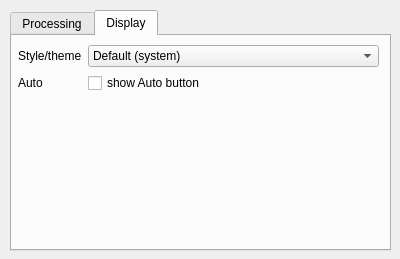
Old version of the form ui/prefsdialog.ui in the repository cseyve/tamanoir.
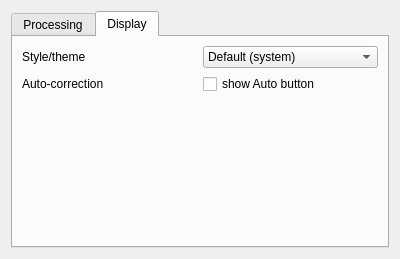
New version of the form. Icons and pictures are not drawn.

Commit message: Fixed bug in preference dialog

The edit to the form file:
```diff
--- a/ui/prefsdialog.ui
+++ b/ui/prefsdialog.ui
@@ -26,15 +26,9 @@
   <property name="modal">
    <bool>false</bool>
   </property>
+  <layout class="QVBoxLayout" name="verticalLayout">
+   <item>
   <widget class="QTabWidget" name="tabWidget">
-   <property name="geometry">
-    <rect>
-     <x>10</x>
-     <y>10</y>
-     <width>381</width>
-     <height>241</height>
-    </rect>
-   </property>
    <property name="currentIndex">
     <number>1</number>
    </property>
@@ -64,19 +58,7 @@
     <attribute name="title">
      <string>Display</string>
     </attribute>
-    <widget class="QWidget" name="formLayoutWidget">
-     <property name="geometry">
-      <rect>
-       <x>6</x>
-       <y>9</y>
-       <width>361</width>
-       <height>191</height>
-      </rect>
-     </property>
-     <layout class="QFormLayout" name="formLayout">
-      <property name="fieldGrowthPolicy">
-       <enum>QFormLayout::AllNonFixedFieldsGrow</enum>
-      </property>
+      <layout class="QGridLayout" name="gridLayout">
       <item row="0" column="0">
        <widget class="QLabel" name="label">
         <property name="text">
@@ -98,14 +80,14 @@
         </item>
        </widget>
       </item>
-      <item row="2" column="0">
+       <item row="1" column="0">
        <widget class="QLabel" name="label_2">
         <property name="text">
-         <string>Auto</string>
+          <string>Auto-correction</string>
         </property>
        </widget>
       </item>
-      <item row="2" column="1">
+       <item row="1" column="1">
        <widget class="QCheckBox" name="showAutoCheckBox">
         <property name="enabled">
          <bool>true</bool>
@@ -121,10 +103,24 @@
         </property>
        </widget>
       </item>
+       <item row="2" column="0">
+        <spacer name="verticalSpacer">
+         <property name="orientation">
+          <enum>Qt::Vertical</enum>
+         </property>
+         <property name="sizeHint" stdset="0">
+          <size>
+           <width>20</width>
+           <height>40</height>
+          </size>
+         </property>
+        </spacer>
+       </item>
      </layout>
     </widget>
    </widget>
-  </widget>
+   </item>
+  </layout>
  </widget>
  <resources>
   <include location="../tamanoir.qrc"/>
```
Left out of the diff: 11 changed lines with no effect on the pictures. Lines whose indentation alone changed are shown as unchanged. The commit also changes 3 other files.
